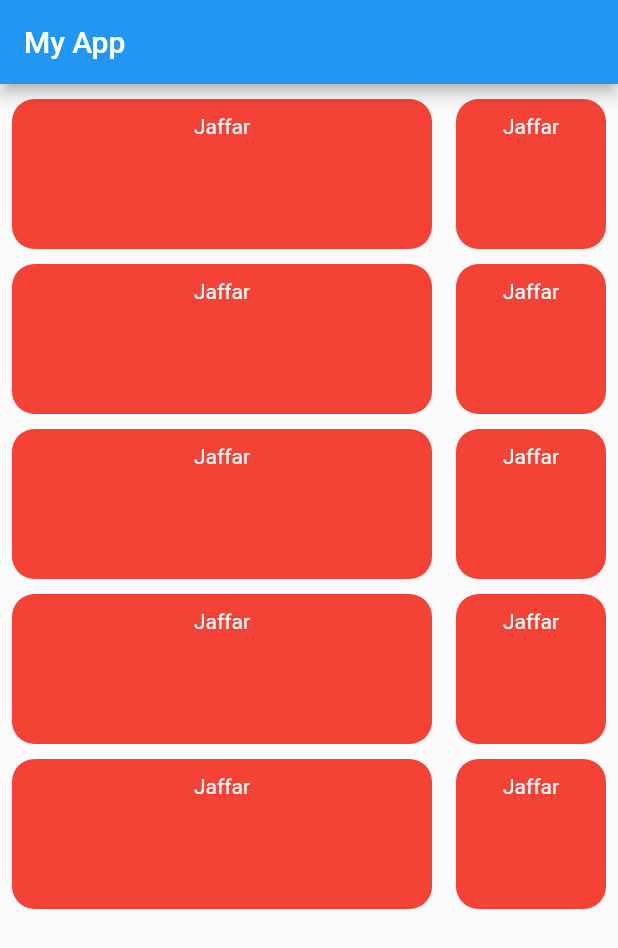
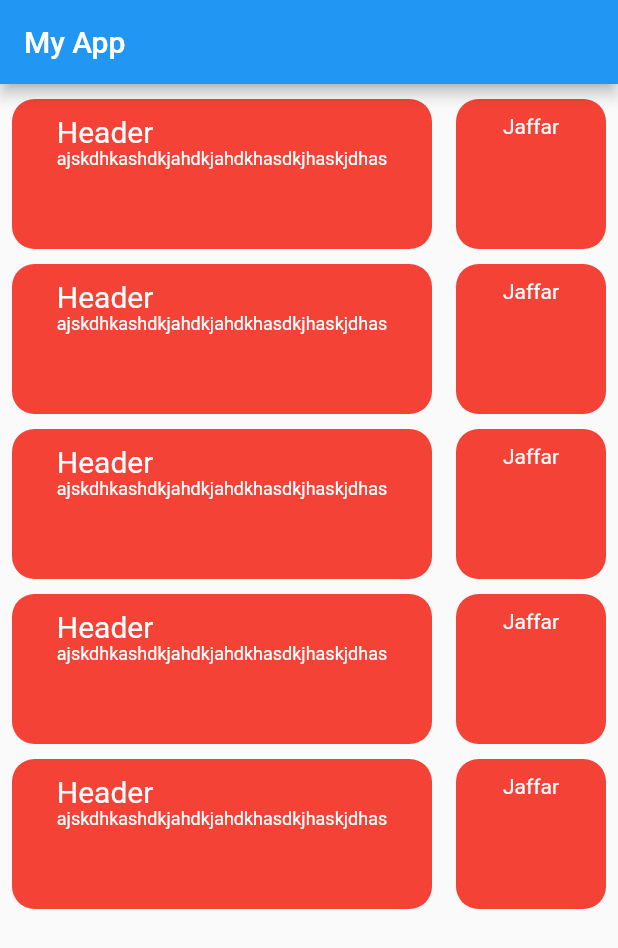
Before and after one commit to jaffarabbas/Jawan-Pakistan-Flutter-Course, a Flutter app: the screen it shows after launch, on a phone screen of 412 x 824 dp. Shown: the top 948 px of the screen. Run offline on Flutter 3.47's test engine with Material 2 defaults, Android fonts, the phone set to English and light mode, and no system bars.

Commit message:
04/10/2021 10:57:18

```diff
--- a/Flutter-Practice/flutter_app_1/lib/class-work/class-6/widgets/left_card.dart
+++ b/Flutter-Practice/flutter_app_1/lib/class-work/class-6/widgets/left_card.dart
@@ -1,4 +1,4 @@
-// ignore_for_file: prefer_const_constructors, file_names
+// ignore_for_file: prefer_const_constructors, file_names, prefer_const_literals_to_create_immutables
 
 import 'package:flutter/material.dart';
 
@@ -17,9 +17,25 @@ class LeftCard extends StatelessWidget {
         borderRadius: BorderRadius.circular(15),
         color: Colors.red,
       ),
-      child: Text(
-        'Jaffar',
-        style: TextStyle(color: Colors.white),
+      child: Column(
+        crossAxisAlignment: CrossAxisAlignment.start,
+        children: [
+          Text(
+            'Header',
+            style: TextStyle(
+              color: Colors.white,
+              fontSize: 20,
+            ),
+            textAlign: TextAlign.left,
+          ),
+          Text(
+            'ajskdhkashdkjahdkjahdkhasdkjhaskjdhas',
+            style: TextStyle(
+              color: Colors.white,
+              fontSize: 12,
+            ),
+          ),
+        ],
       ),
     );
   }
```
